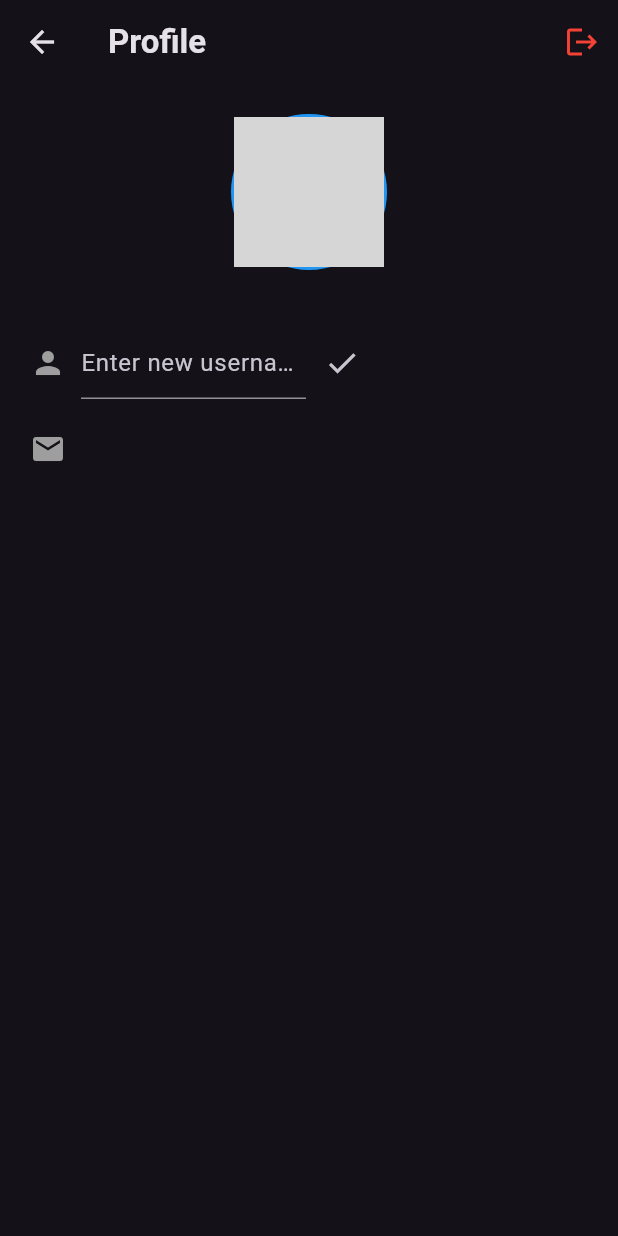
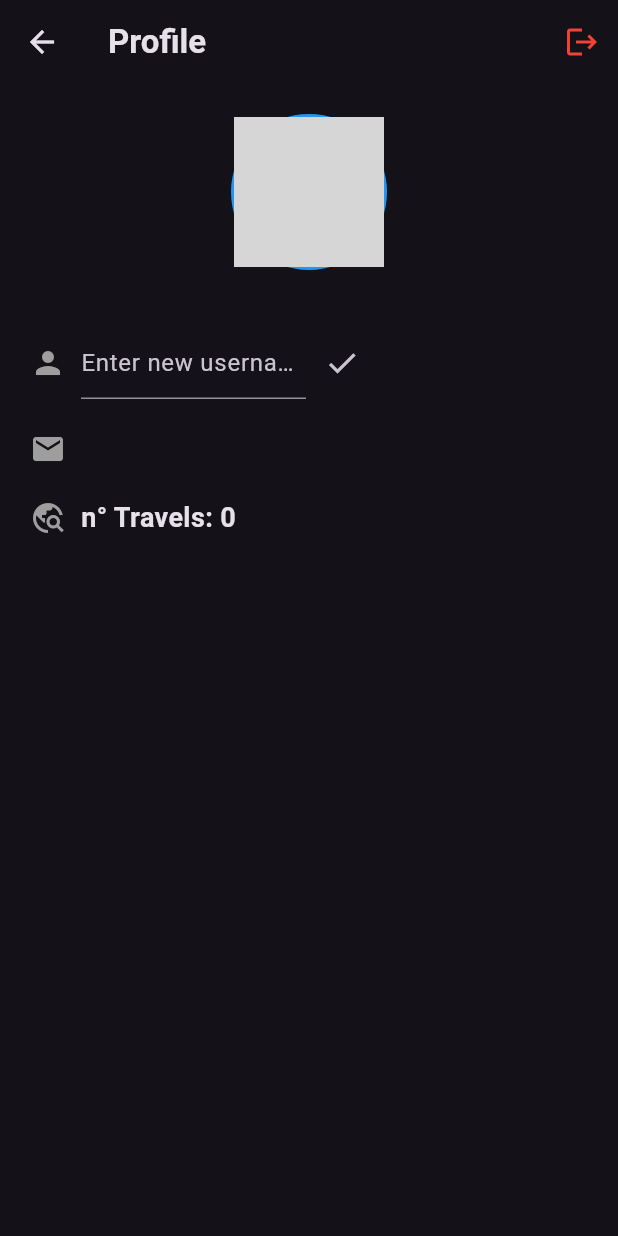
Before and after one commit to dnlsdn/tripApp, a Flutter app: the Profile screen opened directly, after a tap on the "edit" icon, on a phone screen of 412 x 824 dp. Run offline on Flutter 3.47's test engine with Material 3 defaults, Android fonts, the phone set to English and light mode, and no system bars; our stand-ins replace cloud_firestore, firebase_auth, firebase_core, firebase_storage, geocoding, geolocator and 3 more; missing offline and left inert: cupertino_modal_sheet, custom_info_window; accounts and stored records are empty; network calls fail; grey boxes are pictures that could not be loaded.

Commit message:
Added Travels Numbers in Travels

```diff
--- a/lib/Controllers/GoogleMapsMethods.dart
+++ b/lib/Controllers/GoogleMapsMethods.dart
@@ -699,7 +699,7 @@ class GoogleMapsMethods {
           FirebaseFirestore.instance.collection('polylines');
 
       // Filtro per caricare solo le polylines con lastDay maggiore della data attuale
-      DateTime today = DateTime.now();
+      DateTime today = DateTime.now().subtract(Duration(days: 1));
       QuerySnapshot? querySnapshot;
       User? user = FirebaseAuth.instance.currentUser;
 
@@ -751,12 +751,10 @@ class GoogleMapsMethods {
         // Aggiungi la polyline al set temporaneo
         tempPolylines.add(polyline);
 
-        // Crea un marker per ogni punto nella polyline
-        for (var i = 0; i < polylinePoints.length; i++) {
-          LatLng point = polylinePoints[i];
-          Marker marker = Marker(
-            markerId: MarkerId('$polylineId-$i'),
-            position: point,
+        LatLng point0 = polylinePoints[0];
+        Marker marker0 = Marker(
+            markerId: MarkerId('$polylineId-0'),
+            position: point0,
             onTap: () {
               Navigator.push(
                   context,
@@ -764,10 +762,42 @@ class GoogleMapsMethods {
                       builder: (context) => DetailsPolyline(
                             details: data,
                           )));
-            },
-          );
-          tempMarkers.add(marker);
-        }
+            });
+
+        tempMarkers.add(marker0);
+
+        LatLng pointLast = polylinePoints[polylinePoints.length - 1];
+        Marker markerLast = Marker(
+            markerId: MarkerId('$polylineId-last'),
+            position: pointLast,
+            onTap: () {
+              Navigator.push(
+                  context,
+                  MaterialPageRoute(
+                      builder: (context) => DetailsPolyline(
+                            details: data,
+                          )));
+            });
+
+        tempMarkers.add(markerLast);
+
+        // Crea un marker per ogni punto nella polyline
+        // for (var i = 0; i < polylinePoints.length; i++) {
+        //   LatLng point = polylinePoints[i];
+        //   Marker marker = Marker(
+        //     markerId: MarkerId('$polylineId-$i'),
+        //     position: point,
+        //     onTap: () {
+        //       Navigator.push(
+        //           context,
+        //           MaterialPageRoute(
+        //               builder: (context) => DetailsPolyline(
+        //                     details: data,
+        //                   )));
+        //     },
+        //   );
+        //   tempMarkers.add(marker);
+        // }
       }
 
       setState(() {
@@ -824,4 +854,18 @@ class GoogleMapsMethods {
         (touchPosition.longitude - markerPosition.longitude).abs() <
             proximityThreshold;
   }
+
+  Future<String> loadNumbersPolylines() async {
+    CollectionReference polylinesCollection =
+        FirebaseFirestore.instance.collection('polylines');
+
+    User? user = FirebaseAuth.instance.currentUser;
+    if (user != null) {
+      QuerySnapshot querySnapshot = await polylinesCollection
+          .where('mittente', isEqualTo: user.uid)
+          .get();
+      return querySnapshot.size.toString();
+    }
+    return '0';
+  }
 }
--- a/lib/Views/Profile.dart
+++ b/lib/Views/Profile.dart
@@ -1,8 +1,10 @@
 import 'dart:io'; // Per File
 
+import 'package:custom_info_window/custom_info_window.dart';
 import 'package:flutter/material.dart';
 import 'package:image_picker/image_picker.dart'; // Per selezionare l'immagine
 import 'package:provider/provider.dart';
+import 'package:travel_app/Controllers/GoogleMapsMethods.dart';
 import 'package:travel_app/Controllers/UserProvider.dart';
 import 'package:travel_app/Views/SignUpLogIn.dart';
 import 'package:travel_app/models/Utente.dart';
@@ -20,10 +22,14 @@ class _ProfileState extends State<Profile> {
   final ImagePicker _picker = ImagePicker();
   bool imageUpdated = false;
   bool errorImage = false;
+  late GoogleMapsMethods googleMapsMethods;
+  String nTravels = 'err';
 
   @override
   void initState() {
     super.initState();
+    googleMapsMethods =
+        GoogleMapsMethods(setState, CustomInfoWindowController());
     WidgetsBinding.instance.addPostFrameCallback((_) {
       final user = Provider.of<UserProvider>(context, listen: false).getUser;
       if (user == null) {
@@ -32,6 +38,7 @@ class _ProfileState extends State<Profile> {
         );
       }
     });
+    loadNTravels();
   }
 
   Future<void> _pickImage() async {
@@ -89,6 +96,13 @@ class _ProfileState extends State<Profile> {
         });
       });
     }
+  }
+
+  Future<void> loadNTravels() async {
+    final result = await googleMapsMethods.loadNumbersPolylines();
+    setState(() {
+      nTravels = result;
+    });
   }
 
   @override
@@ -191,6 +205,18 @@ class _ProfileState extends State<Profile> {
                 ),
               ],
             ),
+            const SizedBox(height: 20),
+            Row(
+              children: [
+                const Icon(Icons.travel_explore, color: Colors.grey),
+                const SizedBox(width: 10),
+                Text(
+                  'n° Travels: $nTravels',
+                  style: const TextStyle(
+                      fontSize: 18, fontWeight: FontWeight.bold),
+                ),
+              ],
+            ),
             const Spacer(),
             Visibility(
               visible: imageUpdated,
--- a/pubspec.yaml
+++ b/pubspec.yaml
@@ -16,7 +16,7 @@ publish_to: 'none' # Remove this line if you wish to publish to pub.dev
 # https://developer.apple.com/library/archive/documentation/General/Reference/InfoPlistKeyReference/Articles/CoreFoundationKeys.html
 # In Windows, build-name is used as the major, minor, and patch parts
 # of the product and file versions while build-number is used as the build suffix.
-version: 1.0.0+1
+version: 0.0.0+1
 
 environment:
   sdk: ^3.5.4
```
Also changed, not shown: 2 other files.
